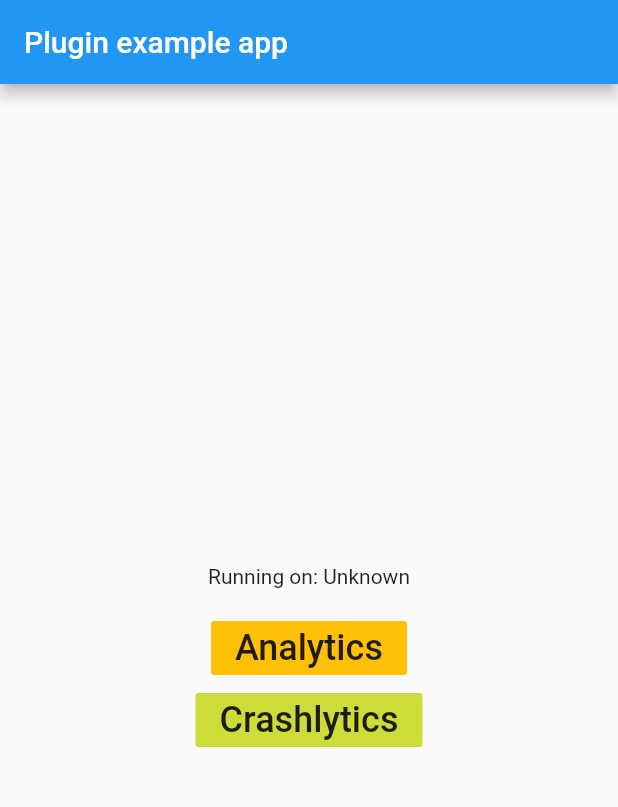
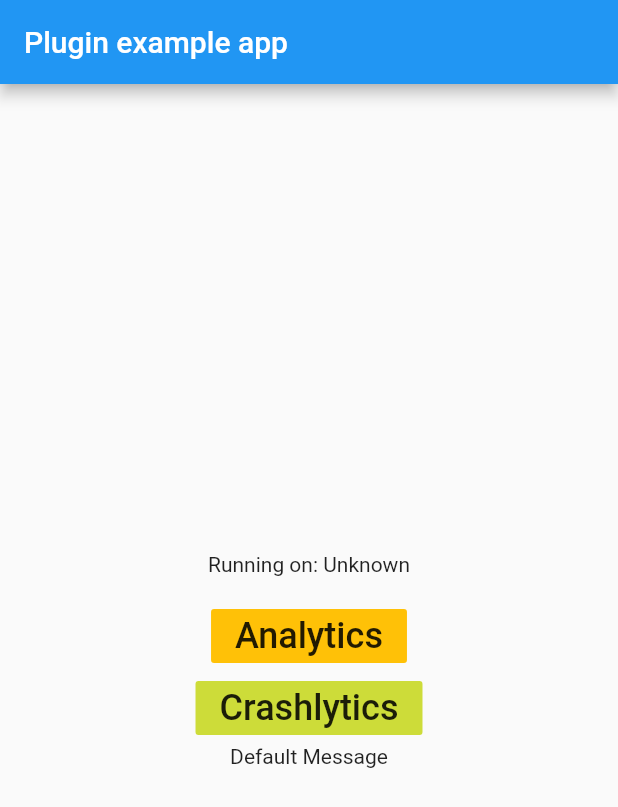
Before and after one commit to BixPark/flutter_bixpark_plugin, a Flutter app: the screen it shows after launch, on a phone screen of 412 x 824 dp. Shown: the top 807 px of the screen. Run offline on Flutter 3.47's test engine with Material 2 defaults, Android fonts, the phone set to English and light mode, and no system bars; our stand-ins replace firebase_crashlytics, firebase_messaging, firebase_remote_config, rxdart; accounts and stored records are empty.

```diff
--- a/example/lib/main.dart
+++ b/example/lib/main.dart
@@ -63,6 +63,10 @@ class _MyAppState extends State<MyApp> {
 
   @override
   Widget build(BuildContext context) {
+    RemoteConfigBloc remoteConfigBloc = RemoteConfigProvider.of(context);
+    remoteConfigBloc.query.add(<String, dynamic>{
+      'welcome_message': "Default Message",
+    });
     return MaterialApp(
       home: BixParkPage(
         fcmInterface: CloudMessageHandler(),
@@ -95,7 +99,24 @@ class _MyAppState extends State<MyApp> {
                     "Crashlytics",
                     style: TextStyle(fontSize: 24),
                   ),
-                )
+                ),
+                StreamBuilder(
+                    stream: remoteConfigBloc.results,
+                    builder: (BuildContext context,
+                        AsyncSnapshot<RemoteConfig> snapshot) {
+                      log("Remote config ${snapshot.data}");
+                      if (!snapshot.hasData)
+                        return Container(
+                          child: Text("${snapshot.data}"),
+                        );
+
+                      RemoteConfig rc = snapshot.data;
+                      return Container(
+                        child: Center(
+                          child: Text(rc.getString("welcome_message")),
+                        ),
+                      );
+                    })
               ],
             ),
           ),
--- a/lib/bix_park_page.dart
+++ b/lib/bix_park_page.dart
@@ -1,5 +1,6 @@
 import 'dart:developer';
 
+import 'package:bixpark/src/bloc/provider/remote_config_bloc_provider.dart';
 import 'package:bixpark/src/widget/bix_park_cloud_messaging.dart';
 import 'package:firebase_messaging/firebase_messaging.dart';
 import 'package:flutter/material.dart';
@@ -7,7 +8,10 @@ import 'package:flutter/material.dart';
 class BixParkPage extends StatefulWidget {
   final Widget child;
   final FCMInterface fcmInterface;
-  BixParkPage({Key key, this.child, this.fcmInterface}) : super(key: key);
+  final Map<String, dynamic> remoteConfigDefaults;
+  BixParkPage(
+      {Key key, this.child, this.fcmInterface, final this.remoteConfigDefaults})
+      : super(key: key);
 
   @override
   _BixParkPageState createState() => _BixParkPageState();
--- a/lib/bixpark.dart
+++ b/lib/bixpark.dart
@@ -1,12 +1,17 @@
 import 'dart:async';
 
+import 'package:bixpark/src/bloc/provider/remote_config_bloc_provider.dart';
+import 'package:bixpark/src/bloc/remote_config_bloc.dart';
 import 'package:firebase_crashlytics/firebase_crashlytics.dart';
 import 'package:flutter/material.dart';
 import 'package:flutter/services.dart';
 
 export "package:bixpark/bix_park_page.dart";
+export 'package:bixpark/src/bloc/bixpark_bloc.dart';
+
 export 'package:bixpark/src/widget/bix_park_cloud_messaging.dart';
 export 'package:firebase_crashlytics/firebase_crashlytics.dart';
+export 'package:firebase_remote_config/firebase_remote_config.dart';
 
 class Bixpark {
   static const MethodChannel _channel = const MethodChannel('bixpark');
@@ -26,7 +31,10 @@ class Bixpark {
     // Pass all uncaught errors to Crashlytics.
     FlutterError.onError = Crashlytics.instance.recordFlutterError;
     runZoned(() {
-      runApp(app);
+      runApp(RemoteConfigProvider(
+        child: app,
+        remoteConfigBloc: RemoteConfigBloc(),
+      ));
     }, onError: Crashlytics.instance.recordError);
   }
 }
--- /dev/null
+++ b/lib/src/bloc/bixpark_bloc.dart
@@ -0,0 +1,2 @@
+export 'package:bixpark/src/bloc/remote_config_bloc.dart';
+export 'package:bixpark/src/bloc/provider/remote_config_bloc_provider.dart';
--- /dev/null
+++ b/lib/src/bloc/provider/remote_config_bloc_provider.dart
@@ -0,0 +1,16 @@
+import 'package:bixpark/src/bloc/remote_config_bloc.dart';
+import 'package:flutter/material.dart';
+
+class RemoteConfigProvider extends InheritedWidget {
+  final RemoteConfigBloc remoteConfigBloc;
+
+  RemoteConfigProvider(
+      {Key key, RemoteConfigBloc remoteConfigBloc, Widget child})
+      : this.remoteConfigBloc = remoteConfigBloc ?? RemoteConfigBloc(),
+        super(child: child, key: key);
+  static RemoteConfigBloc of(BuildContext context) =>
+      (context.dependOnInheritedWidgetOfExactType<RemoteConfigProvider>())
+          .remoteConfigBloc;
+  @override
+  bool updateShouldNotify(InheritedWidget oldWidget) => true;
+}
--- /dev/null
+++ b/lib/src/bloc/remote_config_bloc.dart
@@ -0,0 +1,31 @@
+import 'package:bixpark/bixpark.dart';
+import 'package:rxdart/rxdart.dart';
+
+class RemoteConfigBloc {
+  Stream<RemoteConfig> _result = Stream.empty();
+  Stream<RemoteConfig> get results => _result;
+
+  ReplaySubject<Map<String, dynamic>> _query =
+      ReplaySubject<Map<String, dynamic>>();
+  Sink<Map<String, dynamic>> get query => _query;
+
+  RemoteConfigBloc() {
+    _result = _query.distinct().asyncMap((event) async {
+      return setupRemoteConfig(event);
+    }).asBroadcastStream();
+  }
+
+  Future<RemoteConfig> setupRemoteConfig(Map<String, dynamic> defaults) async {
+    final RemoteConfig remoteConfig = await RemoteConfig.instance;
+    remoteConfig.setConfigSettings(RemoteConfigSettings(debugMode: true));
+    remoteConfig.setDefaults(defaults);
+
+    await remoteConfig.fetch(expiration: const Duration(seconds: 0));
+    await remoteConfig.activateFetched();
+    return remoteConfig;
+  }
+
+  void dispose() {
+    _query.close();
+  }
+}
--- a/pubspec.yaml
+++ b/pubspec.yaml
@@ -14,6 +14,8 @@ dependencies:
   firebase_analytics: ^5.0.11 # Firebase Analytic apps
   firebase_messaging: ^6.0.13 # firbease google cloud messaging
   firebase_crashlytics: ^0.1.3+3
+  firebase_remote_config: ^0.3.0+3
+  rxdart: ^0.24.0
 
 dev_dependencies:
   flutter_test:
```
Also changed, not shown: example/pubspec.lock, pubspec.lock, 1 other file.
